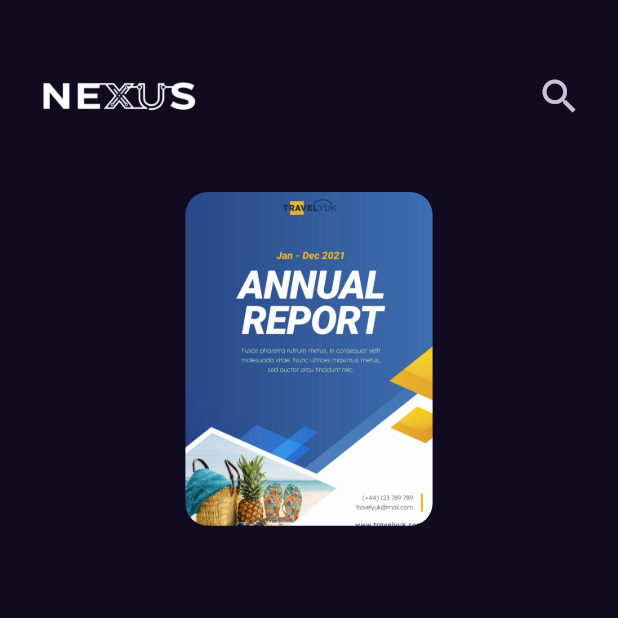
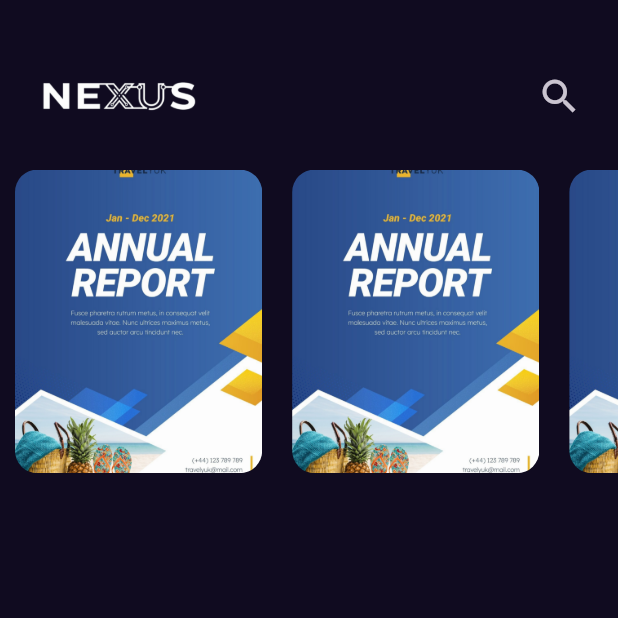
Before and after one commit to atamer7112002/Nexus_book_app, a Flutter app: the screen it shows after launch, on a phone screen of 412 x 824 dp, the top half of it. Run offline on Flutter 3.47's test engine with Material 3 defaults, Android fonts, the phone set to English and light mode, and no system bars; our stand-ins replace get.

Commit message:
made featured list view

```diff
--- a/lib/Features/home/presentation/views/widgets/custom_appbar.dart
+++ b/lib/Features/home/presentation/views/widgets/custom_appbar.dart
@@ -7,7 +7,7 @@ class Customappbar extends StatelessWidget {
   @override
   Widget build(BuildContext context) {
     return Padding(
-      padding: const EdgeInsets.symmetric(horizontal: 15, vertical: 40),
+      padding: const EdgeInsets.only(left: 15, right: 15, top: 40, bottom: 15),
       child: Row(
         children: [
           Image.asset(AssetsData.kLogo, height: 35),
--- /dev/null
+++ b/lib/Features/home/presentation/views/widgets/featured_list_view.dart
@@ -0,0 +1,20 @@
+import 'package:flutter/material.dart';
+import 'package:nexus_book_app/Features/home/presentation/views/widgets/featured_list_view_item.dart';
+
+class FeaturedListView extends StatelessWidget {
+  const FeaturedListView({super.key});
+
+  @override
+  Widget build(BuildContext context) {
+    return SizedBox(
+      height: MediaQuery.of(context).size.height * 0.27,
+      child: ListView.builder(
+        scrollDirection: Axis.horizontal,
+        itemCount: 5,
+        itemBuilder: (context, index) {
+          return const FeaturedListViewItem();
+        },
+      ),
+    );
+  }
+}
--- /dev/null
+++ b/lib/Features/home/presentation/views/widgets/featured_list_view_item.dart
@@ -0,0 +1,24 @@
+import 'package:flutter/material.dart';
+import 'package:nexus_book_app/core/utils/assets/assets.dart';
+
+class FeaturedListViewItem extends StatelessWidget {
+  const FeaturedListViewItem({super.key});
+
+  @override
+  Widget build(BuildContext context) {
+    return Padding(
+      padding: const EdgeInsets.all(10.0),
+      child: Container(
+        height: MediaQuery.of(context).size.height * 0.27,
+        width: MediaQuery.of(context).size.width * 0.4,
+        decoration: BoxDecoration(
+          borderRadius: BorderRadius.circular(15),
+          image: const DecorationImage(
+            image: AssetImage(AssetsData.kTestImage),
+            fit: BoxFit.cover,
+          ),
+        ),
+      ),
+    );
+  }
+}
--- a/lib/Features/home/presentation/views/widgets/home_view_body.dart
+++ b/lib/Features/home/presentation/views/widgets/home_view_body.dart
@@ -1,31 +1,12 @@
 import 'package:flutter/material.dart';
 import 'package:nexus_book_app/Features/home/presentation/views/widgets/custom_appbar.dart';
-import 'package:nexus_book_app/core/utils/assets/assets.dart';
+import 'package:nexus_book_app/Features/home/presentation/views/widgets/featured_list_view.dart';
 
 class HomeViewBody extends StatelessWidget {
   const HomeViewBody({super.key});
 
   @override
   Widget build(BuildContext context) {
-    return const Column(children: [Customappbar(), CustomListViewItem()]);
+    return const Column(children: [Customappbar(), FeaturedListView()]);
   }
 }
-
-class CustomListViewItem extends StatelessWidget {
-  const CustomListViewItem({super.key});
-
-  @override
-  Widget build(BuildContext context) {
-    return Container(
-      height: MediaQuery.of(context).size.height * 0.27,
-      width: MediaQuery.of(context).size.width * 0.4,
-      decoration: BoxDecoration(
-        borderRadius: BorderRadius.circular(15),
-        image: const DecorationImage(
-          image: AssetImage(AssetsData.kTestImage),
-          fit: BoxFit.cover,
-        ),
-      ),
-    );
-  }
-}
```
